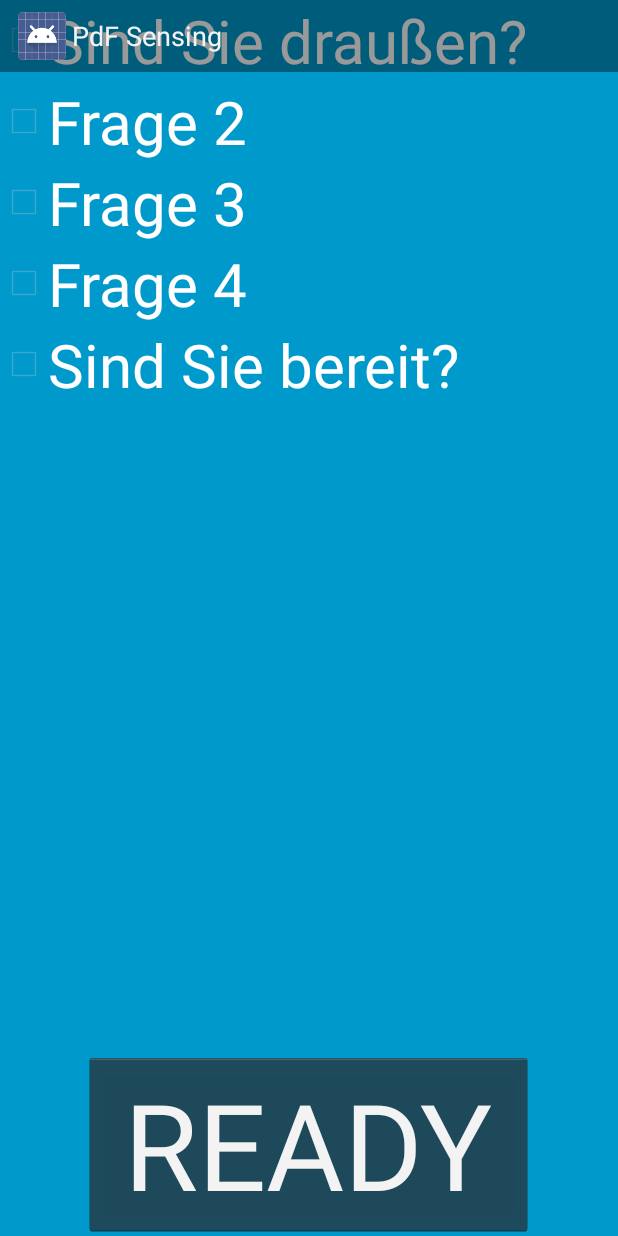
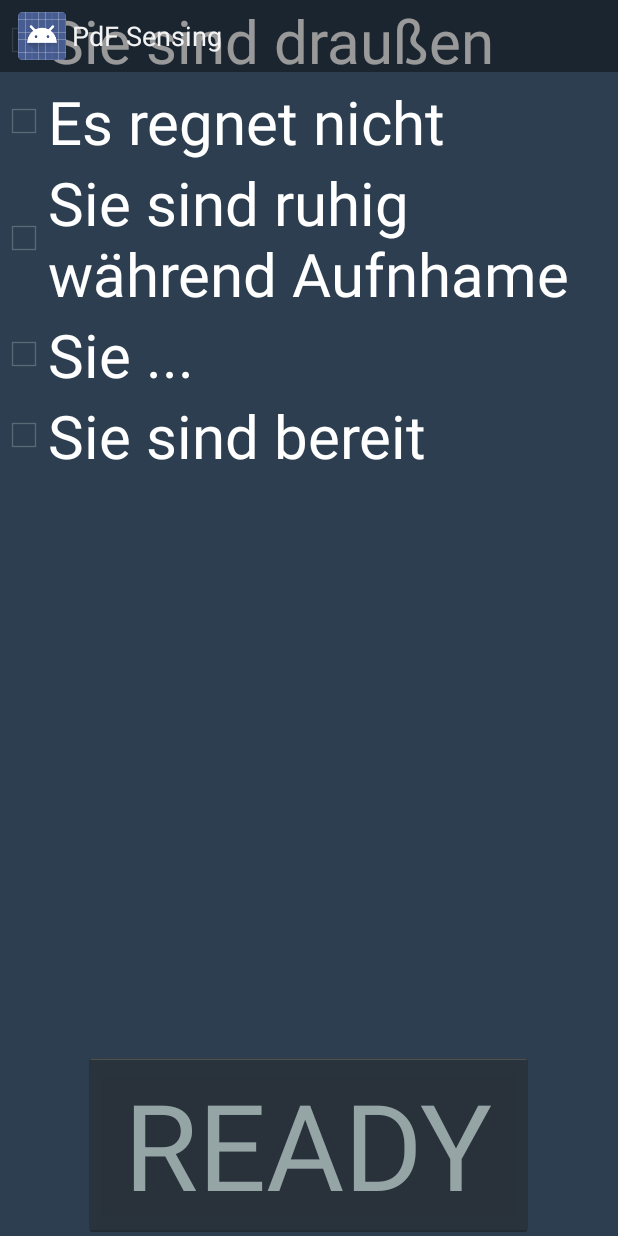
Before and after one commit to rizz360/PdFSensing, an Android app: the screen it shows after launch (IntroActivity), on a phone screen of 412 x 824 dp. Run offline under Robolectric (Android 15) with nearby library versions, the phone set to English and light mode, and no system bars.

Commit message:
Introducing shake detection - not done yet. Also cleaned up some nasty code

```diff
--- a/app/src/main/java/com/rizz/pdf/pdfsensing/FullscreenActivity.java
+++ b/app/src/main/java/com/rizz/pdf/pdfsensing/FullscreenActivity.java
@@ -23,6 +23,7 @@ public class FullscreenActivity extends Activity {
     private ArcRecordTimer arcRecTimer;
     private ArcPlayTimer arcPlayTimer;
     private RelativeLayout helpOverlay;
+    private boolean helpVisibility = false;
 
     public FullscreenActivity() {}
 
@@ -40,6 +41,7 @@ public class FullscreenActivity extends Activity {
         MetaDataHandler.init();
         StatusHandler.init(this);
         Log.i(LOG_TAG, "services initialized");
+
         arcRecTimer = (ArcRecordTimer)(this.findViewById(R.id.arcRecTimer));
         arcPlayTimer = (ArcPlayTimer)(this.findViewById(R.id.arcPlayTimer));
         helpOverlay = (RelativeLayout)(this.findViewById(R.id.help_overlay));
@@ -47,8 +49,9 @@ public class FullscreenActivity extends Activity {
 
     //Propagate button calls towards methods
     public void recordAction(View view) {arcRecTimer.startCountdown();}
+
     public void playAction(View view) {arcPlayTimer.startCountdown();}
-    private boolean helpVisibility = false;
+
     public void helpAction(View view) {
         helpVisibility = !helpVisibility;
         if(helpVisibility)
--- a/app/src/main/java/com/rizz/pdf/pdfsensing/IntroActivity.java
+++ b/app/src/main/java/com/rizz/pdf/pdfsensing/IntroActivity.java
@@ -5,6 +5,7 @@ import android.content.Intent;
 import android.os.Bundle;
 import android.view.View;
 import android.widget.CheckBox;
+import android.widget.LinearLayout;
 
 import java.util.ArrayList;
 
@@ -13,39 +14,25 @@ import java.util.ArrayList;
  * and checklist of non verifiable statuses
  */
 public class IntroActivity extends Activity {
+    private LinearLayout checkBoxList;
     private ArrayList<CheckBox> checkBoxes;
 
     @Override
     protected void onCreate(Bundle savedInstanceState) {
-
         super.onCreate(savedInstanceState);
-
         setContentView(R.layout.activity_intro);
-        checkBoxes = new ArrayList<>();
-        checkBoxes.add((CheckBox) findViewById(R.id.checkBox1));
-        checkBoxes.add((CheckBox) findViewById(R.id.checkBox2));
-        checkBoxes.add((CheckBox) findViewById(R.id.checkBox3));
-        checkBoxes.add((CheckBox) findViewById(R.id.checkBox4));
-        checkBoxes.add((CheckBox) findViewById(R.id.checkBox5));
-        /*
-        // Set up the user interaction to manually show or hide the system UI.
-        contentView.setOnClickListener(new View.OnClickListener() {
-            @Override
-            public void onClick(View view) {
-                if (TOGGLE_ON_CLICK) {
-                    mSystemUiHider.toggle();
-                } else {
-                    mSystemUiHider.show();
-                }
-            }
-        });
-    */
+        prepareStartButton();
     }
 
+    private void prepareStartButton() {
+        checkBoxList = (LinearLayout) findViewById(R.id.checkBoxLayout);
+        checkBoxes = new ArrayList<>();
+        for (int i = 0; i < checkBoxList.getChildCount(); i++)
+            checkBoxes.add((CheckBox) checkBoxList.getChildAt(i));
+    }
     public void startButtonAction(View view) {
         for (CheckBox check : checkBoxes)
             if (!check.isChecked()) return;
-        //Start main activity
         Intent intent = new Intent(this, FullscreenActivity.class);
         startActivity(intent);
     }
--- a/app/src/main/res/layout/activity_intro.xml
+++ b/app/src/main/res/layout/activity_intro.xml
@@ -2,15 +2,8 @@
     xmlns:tools="http://schemas.android.com/tools"
     android:layout_width="match_parent"
     android:layout_height="match_parent"
-    android:background="#0099cc"
+    android:background="@color/app_background"
     tools:context="com.rizz.pdf.pdfsensing.IntroActivity">
-
-    <!-- The primary full-screen view. This can be replaced with whatever view
-         is needed to present your content, e.g. VideoView, SurfaceView,
-         TextureView, etc. -->
-
-    <!-- This FrameLayout insets its children based on system windows using
-         android:fitsSystemWindows. -->
 
     <Button
         android:id="@+id/startButton"
@@ -19,9 +12,11 @@
         android:layout_gravity="center_horizontal|bottom"
         android:onClick="startButtonAction"
         android:text="READY"
+        android:textColor="@color/background_text"
         android:textSize="80dp" />
 
     <LinearLayout
+        android:id="@+id/checkBoxLayout"
         android:layout_width="match_parent"
         android:layout_height="406dp"
         android:layout_gravity="center_horizontal|top"
@@ -32,7 +27,7 @@
             android:layout_width="wrap_content"
             android:layout_height="wrap_content"
             android:checked="false"
-            android:text="Sind Sie draußen?"
+            android:text="Sie sind draußen"
             android:textSize="40dp" />
 
         <CheckBox
@@ -40,7 +35,7 @@
             android:layout_width="wrap_content"
             android:layout_height="wrap_content"
             android:checked="false"
-            android:text="Frage 2"
+            android:text="Es regnet nicht"
             android:textSize="40dp" />
 
         <CheckBox
@@ -48,7 +43,7 @@
             android:layout_width="wrap_content"
             android:layout_height="wrap_content"
             android:checked="false"
-            android:text="Frage 3"
+            android:text="Sie sind ruhig während Aufnhame"
             android:textSize="40dp" />
 
         <CheckBox
@@ -56,7 +51,7 @@
             android:layout_width="wrap_content"
             android:layout_height="wrap_content"
             android:checked="false"
-            android:text="Frage 4"
+            android:text="Sie ..."
             android:textSize="40dp" />
 
         <CheckBox
@@ -64,7 +59,7 @@
             android:layout_width="wrap_content"
             android:layout_height="wrap_content"
             android:checked="false"
-            android:text="Sind Sie bereit?"
+            android:text="Sie sind bereit"
             android:textSize="40dp" />
     </LinearLayout>
 </FrameLayout>
--- a/app/src/main/res/values/strings.xml
+++ b/app/src/main/res/values/strings.xml
@@ -7,7 +7,7 @@
     <string name="playButtonDescription">Button that plays the last recorded capture.</string>
     <string name="gps_indicator_description">Indicates whether the device currently receives a valid gps signal</string>
     <string name="orientation_indicator_description">Indicates whether the device\'s orientation is correct.</string>
-    <string name="angle_indicator_description">Indicates whether the device\'s angle is currently correct.</string>
+    <string name="shake_description">Indicates whether the device\'s being shaken too much.</string>
     <string name="help_description">Opens up history of previous recordings</string>
 
     <string name="title_activity_intro">IntroActivity</string>
```
Also changed, not shown: app/src/main/java/com/rizz/pdf/pdfsensing/Handlers/LocationHandler.java (+11 -14 lines), app/src/main/java/com/rizz/pdf/pdfsensing/Handlers/StatusHandler.java (+85 -11 lines), app/src/main/java/com/rizz/pdf/pdfsensing/ShakeEventListener.java (added, +71 -0 lines), app/src/main/res/layout/activity_fullscreen.xml (+74 -70 lines).
